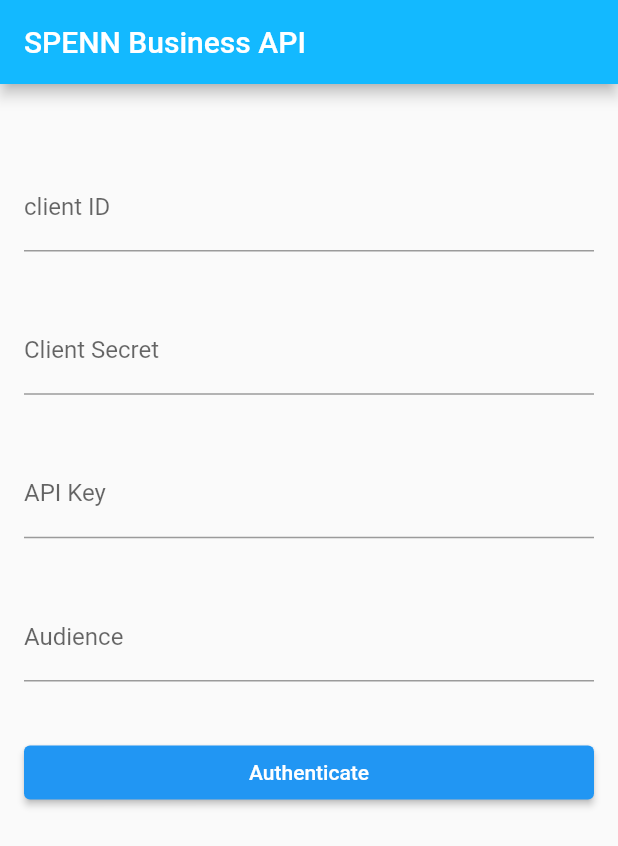
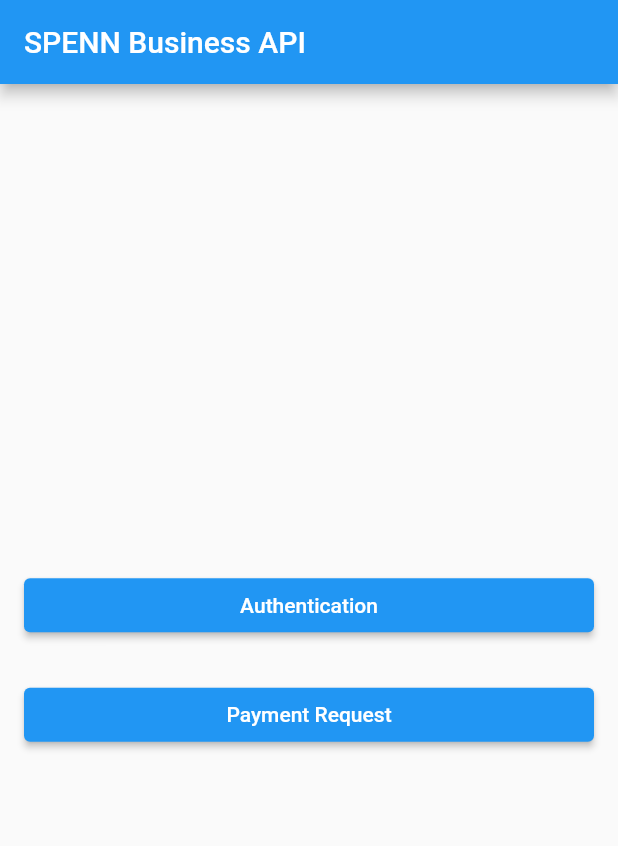
Before and after one commit to FlutterRwanda/spenn-dart, a Flutter app: the screen it shows after launch, on a phone screen of 412 x 824 dp. Shown: the top 846 px of the screen. Run offline on Flutter 3.47's test engine with Material 2 defaults, Android fonts, the phone set to English and light mode, and no system bars; our stand-ins replace equatable.

Commit message:
refactor: remove boilerplate code

```diff
--- a/example/analysis_options.yaml
+++ b/example/analysis_options.yaml
@@ -1,4 +1,4 @@
-include: package:very_good_analysis/analysis_options.2.3.0.yaml
+include: package:very_good_analysis/analysis_options.yaml
 linter:
   rules:
     public_member_api_docs: false
--- a/example/l10n.yaml
+++ /dev/null
@@ -1,4 +0,0 @@
-arb-dir: lib/l10n/arb
-template-arb-file: app_en.arb
-output-localization-file: app_localizations.dart
-nullable-getter: false
--- a/example/lib/app/app.dart
+++ /dev/null
@@ -1,33 +0,0 @@
-import 'package:example/home/home_page.dart';
-import 'package:flutter/material.dart';
-import 'package:flutter_localizations/flutter_localizations.dart';
-import 'package:example/l10n/l10n.dart';
-
-class App extends StatelessWidget {
-  const App({Key? key}) : super(key: key);
-
-  @override
-  Widget build(BuildContext context) {
-    return MaterialApp(
-      debugShowCheckedModeBanner: false,
-      theme: ThemeData(
-        appBarTheme: const AppBarTheme(color: Color(0xFF13B9FF)),
-        colorScheme: ColorScheme.fromSwatch(
-          accentColor: const Color(0xFF13B9FF),
-        ),
-        textButtonTheme: TextButtonThemeData(
-          style: ButtonStyle(
-            backgroundColor: MaterialStateProperty.resolveWith(
-                (states) => Colors.blueAccent),
-          ),
-        ),
-      ),
-      localizationsDelegates: const [
-        AppLocalizations.delegate,
-        GlobalMaterialLocalizations.delegate,
-      ],
-      supportedLocales: AppLocalizations.supportedLocales,
-      home: const HomePage(),
-    );
-  }
-}
--- a/example/lib/home/home_page.dart
+++ b/example/lib/home/home_page.dart
@@ -1,101 +1,36 @@
+import 'package:example/home/authentication_page.dart';
+import 'package:example/home/payment_request_page.dart';
 import 'package:flutter/material.dart';
-import 'package:spenn/spenn.dart';
 
-class HomePage extends StatefulWidget {
+class HomePage extends StatelessWidget {
   const HomePage({Key? key}) : super(key: key);
-
-  @override
-  _HomePageState createState() => _HomePageState();
-}
-
-class _HomePageState extends State<HomePage> {
-  late TextEditingController _clientIdController;
-  late TextEditingController _clientSecretController;
-  late TextEditingController _audienceController;
-  late TextEditingController _apikeyController;
-  late GlobalKey _formKey;
-  late Spenn _spenn;
-  final _scaffoldKey = GlobalKey<ScaffoldState>();
-
-  @override
-  void initState() {
-    super.initState();
-    _clientIdController = TextEditingController();
-    _clientSecretController = TextEditingController();
-    _audienceController = TextEditingController();
-    _apikeyController = TextEditingController();
-    _formKey = GlobalKey<ScaffoldState>();
-    _spenn = Spenn();
-  }
 
   @override
   Widget build(BuildContext context) {
     return Scaffold(
-      key: _scaffoldKey,
       appBar: AppBar(title: const Text('SPENN Business API')),
-      body: Container(
-        height: MediaQuery.of(context).size.height * 0.65,
-        width: double.infinity,
+      body: Padding(
         padding: const EdgeInsets.all(16),
-        child: Form(
-          key: _formKey,
         child: Column(
+          mainAxisAlignment: MainAxisAlignment.center,
           crossAxisAlignment: CrossAxisAlignment.stretch,
-            mainAxisAlignment: MainAxisAlignment.spaceEvenly,
           children: [
-              TextFormField(
-                controller: _clientIdController,
-                decoration: const InputDecoration(labelText: 'client ID'),
+            ElevatedButton(
+              onPressed: () => Navigator.of(context).push<Route>(
+                MaterialPageRoute(builder: (_) => const AuthenticationPage()),
               ),
-              TextFormField(
-                controller: _clientSecretController,
-                decoration: const InputDecoration(labelText: 'Client Secret'),
+              child: const Text('Authentication'),
             ),
-              TextFormField(
-                controller: _apikeyController,
-                decoration: const InputDecoration(labelText: 'API Key'),
-              ),
-              TextFormField(
-                controller: _audienceController,
-                decoration: const InputDecoration(labelText: 'Audience'),
-              ),
+            const SizedBox(height: 25),
             ElevatedButton(
-                onPressed: () => _spenn
-                    .authenticate(
-                      apiKey: _apikeyController.text.trim(),
-                      clientId: _clientIdController.text.trim(),
-                      clientSecret: _clientSecretController.text.trim(),
-                      audience: _audienceController.text.trim(),
+              onPressed: () => Navigator.of(context).push<Route>(
+                  MaterialPageRoute(
+                      builder: (_) => const PaymentRequestPage())),
+              child: const Text('Payment Request'),
             )
-                    .then(
-                      (session) => ScaffoldMessenger.of(context).showSnackBar(
-                        const SnackBar(
-                          content: Text('Authentication succeeded'),
-                          backgroundColor: Colors.green,
-                        ),
-                      ),
-                    )
-                    .onError(
-                      (error, stackTrace) =>
-                          ScaffoldMessenger.of(context).showSnackBar(
-                        SnackBar(
-                          content: Text('Failure!, $error'),
-                          backgroundColor: Colors.red,
-                        ),
-                      ),
-                    ),
-                child: const Text('Authenticate'),
-              ),
           ],
-          ),
         ),
       ),
     );
   }
-
-  @override
-  void dispose() {
-    _clientIdController.dispose();
-    super.dispose();
 }
-}
--- /dev/null
+++ b/example/lib/main.dart
@@ -0,0 +1,17 @@
+import 'package:example/home/home_page.dart';
+import 'package:flutter/material.dart';
+
+void main() {
+  runApp(const App());
+}
+
+class App extends StatelessWidget {
+  const App({Key? key}) : super(key: key);
+
+  @override
+  Widget build(BuildContext context) {
+    return const MaterialApp(
+      home: HomePage(),
+    );
+  }
+}
```
Also changed, not shown: example/lib/app/app_bloc_observer.dart (deleted, +0 -24 lines), example/lib/home/authentication_page.dart (added, +104 -0 lines), example/lib/home/payment_request_page.dart (added, +105 -0 lines), example/lib/l10n/arb/app_en.arb (deleted, +0 -7 lines), example/lib/l10n/arb/app_es.arb (deleted, +0 -7 lines), example/lib/l10n/l10n.dart (deleted, +0 -15 lines), example/lib/main_development.dart (deleted, +0 -27 lines), example/lib/main_production.dart (deleted, +0 -27 lines), example/lib/main_staging.dart (deleted, +0 -27 lines), example/pubspec.yaml (+6 -11 lines), example/coverage_badge.svg (deleted), example/pubspec.lock, 198 other files. Lines whose indentation alone changed are shown as unchanged.
